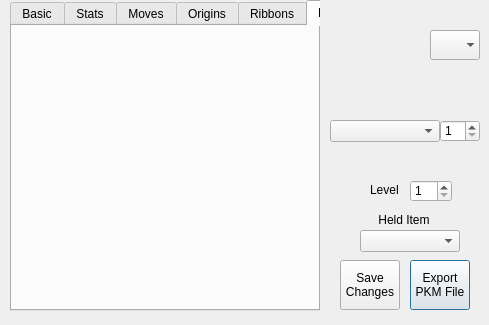
Qt form QT Project/pkmviewer.ui (Annovae/PKMDS-G5) before a commit.
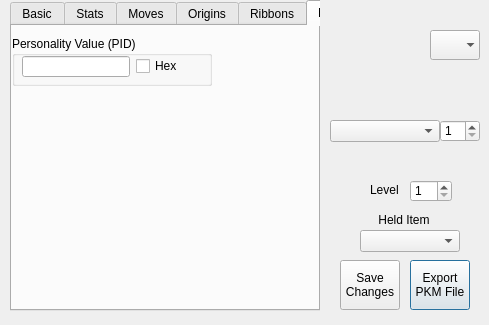
The same form after that commit. The open tabs and pages were chosen to show the change.

Commit message: Added viewing PID (read only!)

Patch:
```diff
--- a/QT Project/pkmviewer.ui
+++ b/QT Project/pkmviewer.ui
@@ -2142,6 +2142,45 @@
     <attribute name="title">
      <string>Misc</string>
     </attribute>
+    <widget class="QGroupBox" name="groupBox">
+     <property name="geometry">
+      <rect>
+       <x>0</x>
+       <y>10</y>
+       <width>200</width>
+       <height>50</height>
+      </rect>
+     </property>
+     <property name="title">
+      <string>Personality Value (PID)</string>
+     </property>
+     <widget class="QWidget" name="formLayoutWidget_4">
+      <property name="geometry">
+       <rect>
+        <x>10</x>
+        <y>20</y>
+        <width>181</width>
+        <height>21</height>
+       </rect>
+      </property>
+      <layout class="QFormLayout" name="formLayout">
+       <item row="0" column="0">
+        <widget class="QLineEdit" name="txtPID">
+         <property name="readOnly">
+          <bool>true</bool>
+         </property>
+        </widget>
+       </item>
+       <item row="0" column="1">
+        <widget class="QCheckBox" name="chkHex">
+         <property name="text">
+          <string>Hex</string>
+         </property>
+        </widget>
+       </item>
+      </layout>
+     </widget>
+    </widget>
    </widget>
   </widget>
  </widget>
```
Left out of the diff: 2 changed lines with no effect on the pictures. The commit also changes 2 other files.
